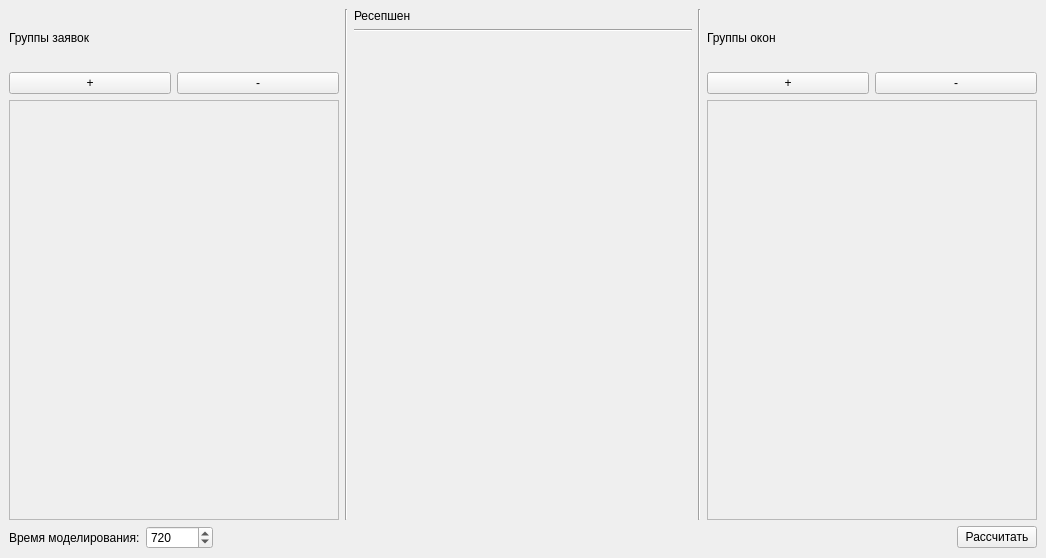
Old version of the form src/mainwindow.ui in the repository LoaDeadd81/BMSTU-VKR.
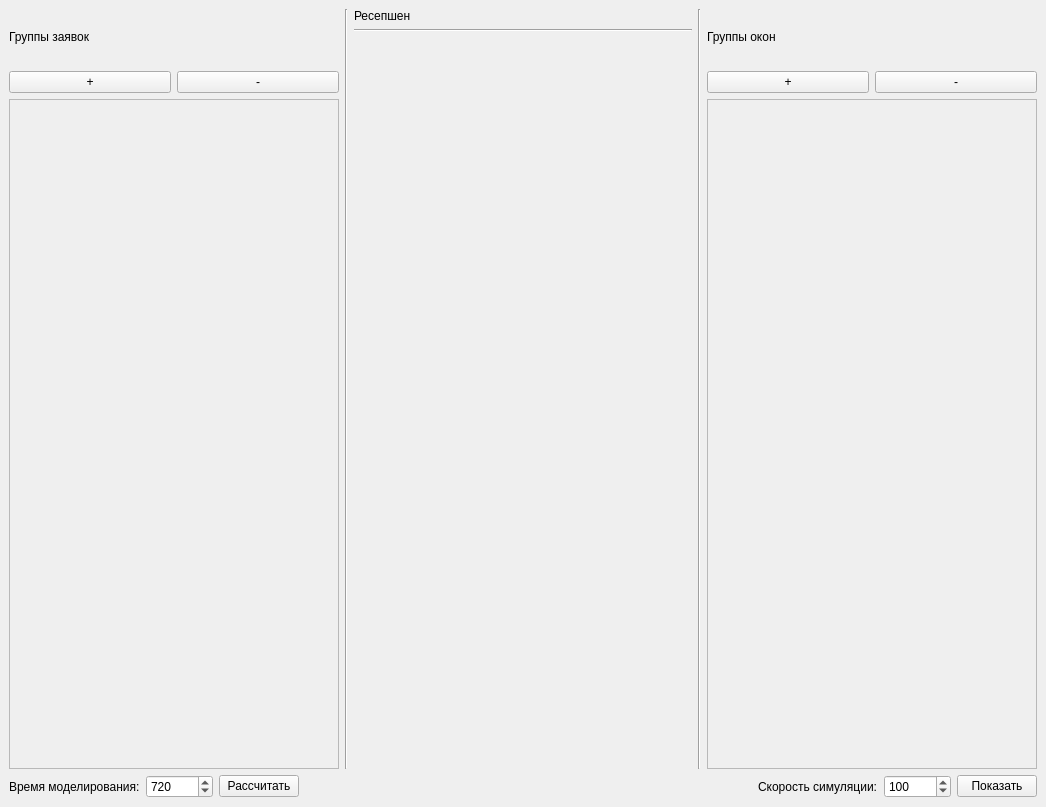
New version of the form.

The edit to the form file:
```diff
--- a/src/mainwindow.ui
+++ b/src/mainwindow.ui
@@ -7,7 +7,7 @@
     <x>0</x>
     <y>0</y>
     <width>1046</width>
-    <height>558</height>
+    <height>807</height>
    </rect>
   </property>
   <property name="sizePolicy">
@@ -61,7 +61,7 @@
           <property name="minimumSize">
            <size>
             <width>330</width>
-            <height>420</height>
+            <height>670</height>
            </size>
           </property>
           <property name="widgetResizable">
@@ -73,7 +73,7 @@
              <x>0</x>
              <y>0</y>
              <width>328</width>
-             <height>418</height>
+             <height>668</height>
             </rect>
            </property>
            <layout class="QVBoxLayout" name="verticalLayout">
@@ -176,7 +176,7 @@
           <property name="minimumSize">
            <size>
             <width>330</width>
-            <height>420</height>
+            <height>670</height>
            </size>
           </property>
           <property name="widgetResizable">
@@ -188,7 +188,7 @@
              <x>0</x>
              <y>0</y>
              <width>328</width>
-             <height>418</height>
+             <height>668</height>
             </rect>
            </property>
            <layout class="QVBoxLayout" name="verticalLayout_5">
@@ -229,6 +229,13 @@
         </property>
        </widget>
       </item>
+      <item>
+       <widget class="QPushButton" name="countPB">
+        <property name="text">
+         <string>Рассчитать</string>
+        </property>
+       </widget>
+      </item>
       <item>
        <spacer name="horizontalSpacer">
         <property name="orientation">
@@ -243,9 +250,29 @@
        </spacer>
       </item>
       <item>
-       <widget class="QPushButton" name="countPB">
+       <widget class="QLabel" name="label_5">
         <property name="text">
-         <string>Рассчитать</string>
+         <string>Скорость симуляции:</string>
+        </property>
+       </widget>
+      </item>
+      <item>
+       <widget class="QSpinBox" name="sSpeedSB">
+        <property name="minimum">
+         <number>1</number>
+        </property>
+        <property name="maximum">
+         <number>999999</number>
+        </property>
+        <property name="value">
+         <number>100</number>
+        </property>
+       </widget>
+      </item>
+      <item>
+       <widget class="QPushButton" name="showPB">
+        <property name="text">
+         <string>Показать</string>
         </property>
        </widget>
       </item>
```
